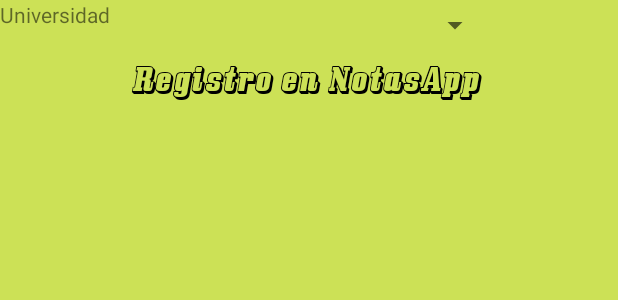
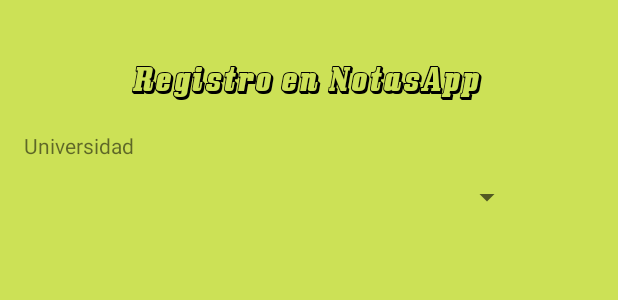
Before and after one commit to alonsodelcordova/notass-app-movil, an Android app: the layout registrar_usuario.xml on its own in the app's theme, with its tools: preview values and no code run, on a phone screen of 412 x 824 dp. Shown: the top 300 px of the screen. Run offline under Robolectric (Android 15) with nearby library versions, the phone set to English and light mode, and no system bars.

```diff
--- a/app/src/main/res/layout/registrar_usuario.xml
+++ b/app/src/main/res/layout/registrar_usuario.xml
@@ -10,9 +10,11 @@
         android:id="@+id/textView4"
         android:layout_width="wrap_content"
         android:layout_height="wrap_content"
+        android:layout_marginStart="16dp"
+        android:layout_marginTop="16dp"
         android:text="Universidad"
-        tools:layout_editor_absoluteX="11dp"
-        tools:layout_editor_absoluteY="98dp" />
+        app:layout_constraintStart_toStartOf="parent"
+        app:layout_constraintTop_toBottomOf="@+id/textView3" />
 
     <TextView
         android:id="@+id/textView3"
@@ -34,7 +36,11 @@
         android:id="@+id/Universidad"
         android:layout_width="327dp"
         android:layout_height="34dp"
-        tools:layout_editor_absoluteX="11dp"
-        tools:layout_editor_absoluteY="124dp" />
+        android:layout_marginStart="16dp"
+        android:layout_marginTop="8dp"
+        app:layout_constraintEnd_toEndOf="parent"
+        app:layout_constraintHorizontal_bias="0.073"
+        app:layout_constraintStart_toStartOf="parent"
+        app:layout_constraintTop_toBottomOf="@+id/textView4" />
 
 </androidx.constraintlayout.widget.ConstraintLayout>
```
